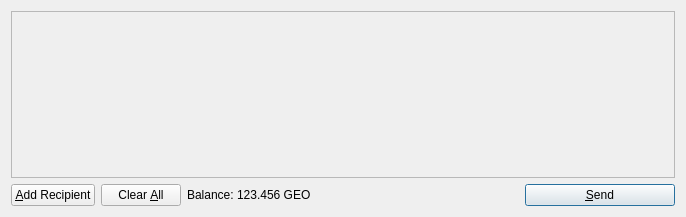
Old version of the form src/qt/forms/sendcoinsdialog.ui in the repository bongzilla/MapleDrop.
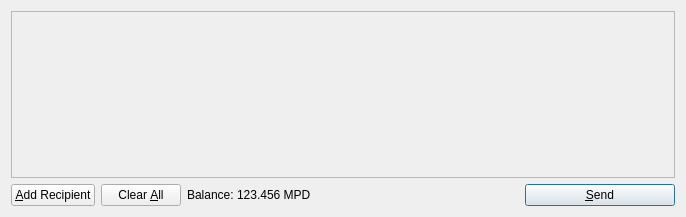
New version of the form. Icons and pictures are not drawn.

What changed in the file:
```diff
--- a/src/qt/forms/sendcoinsdialog.ui
+++ b/src/qt/forms/sendcoinsdialog.ui
@@ -119,7 +119,7 @@
           <cursorShape>IBeamCursor</cursorShape>
          </property>
          <property name="text">
-          <string>123.456 GEO</string>
+          <string>123.456 MPD</string>
          </property>
          <property name="textInteractionFlags">
           <set>Qt::LinksAccessibleByMouse|Qt::TextSelectableByKeyboard|Qt::TextSelectableByMouse</set>
```
Left out of the diff: 4 changed lines with no effect on the pictures.
